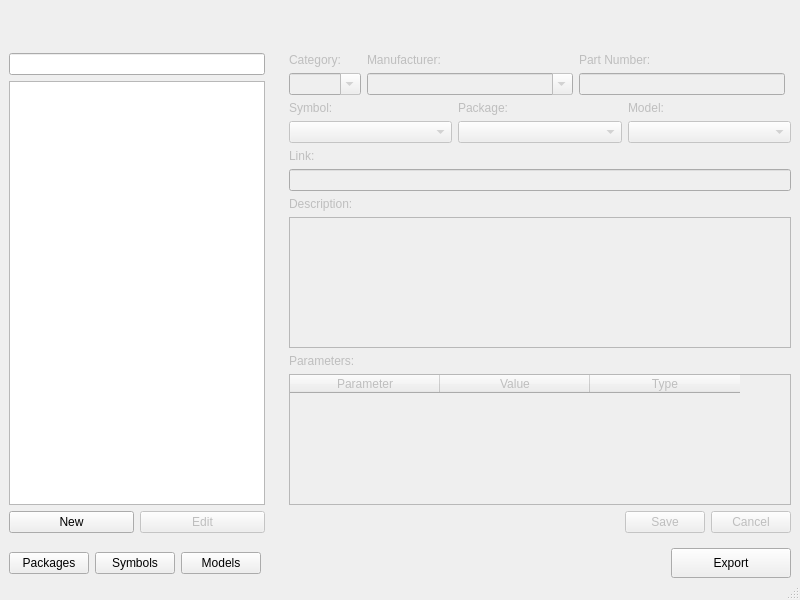
First picture: the form in client/src/ui/mainwindow.ui, repository BamWolf/altium-common-library.client, before the edit.
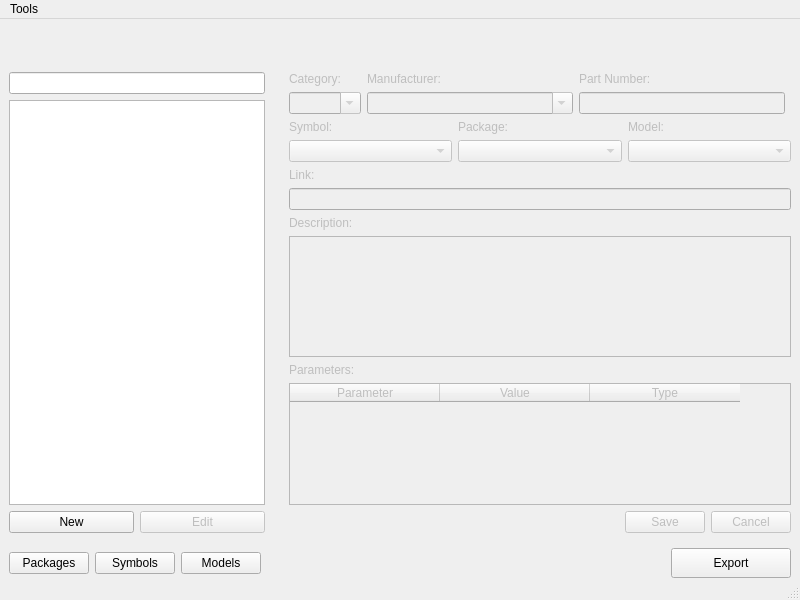
Second picture: the form after the edit.

Patch:
```diff
--- a/client/src/ui/mainwindow.ui
+++ b/client/src/ui/mainwindow.ui
@@ -383,6 +383,15 @@
      <height>21</height>
     </rect>
    </property>
+   <widget class="QMenu" name="menuTools">
+    <property name="title">
+     <string>Tools</string>
+    </property>
+    <addaction name="actionSettings"/>
+    <addaction name="separator"/>
+    <addaction name="actionExit"/>
+   </widget>
+   <addaction name="menuTools"/>
   </widget>
   <widget class="QStatusBar" name="statusbar"/>
  </widget>
```
Left out of the diff: 10 changed lines with no effect on the pictures.
